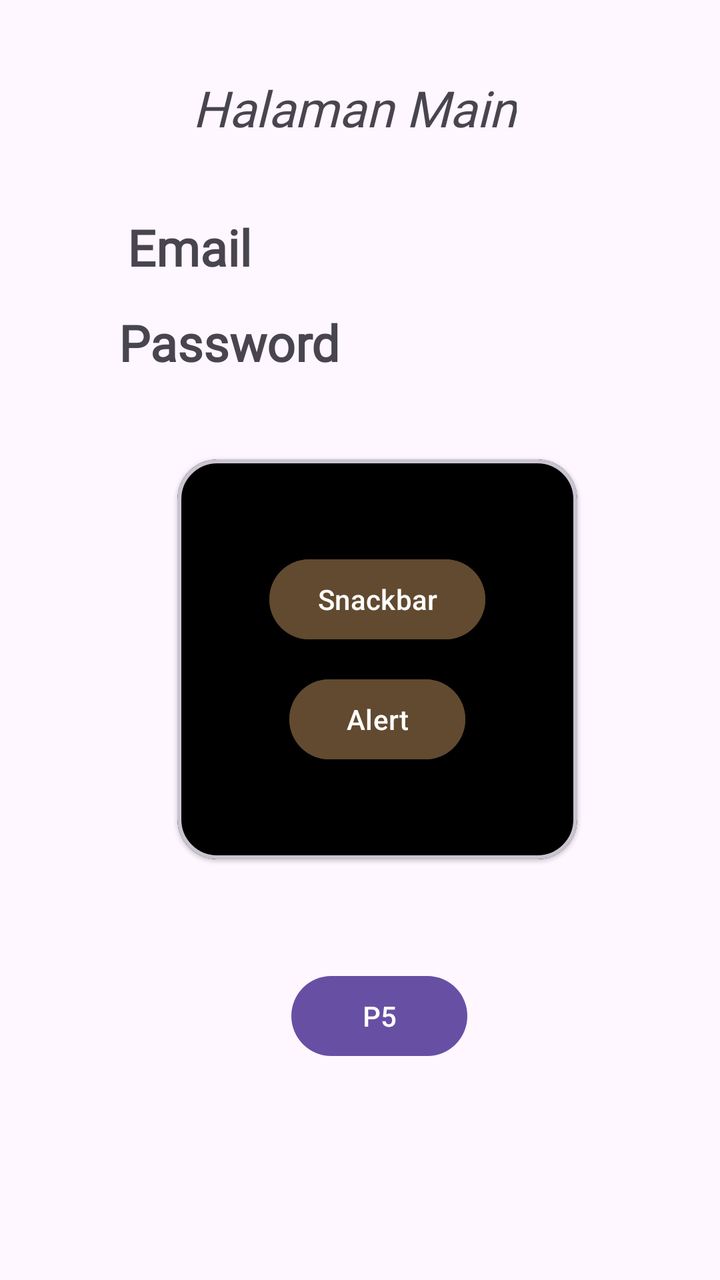
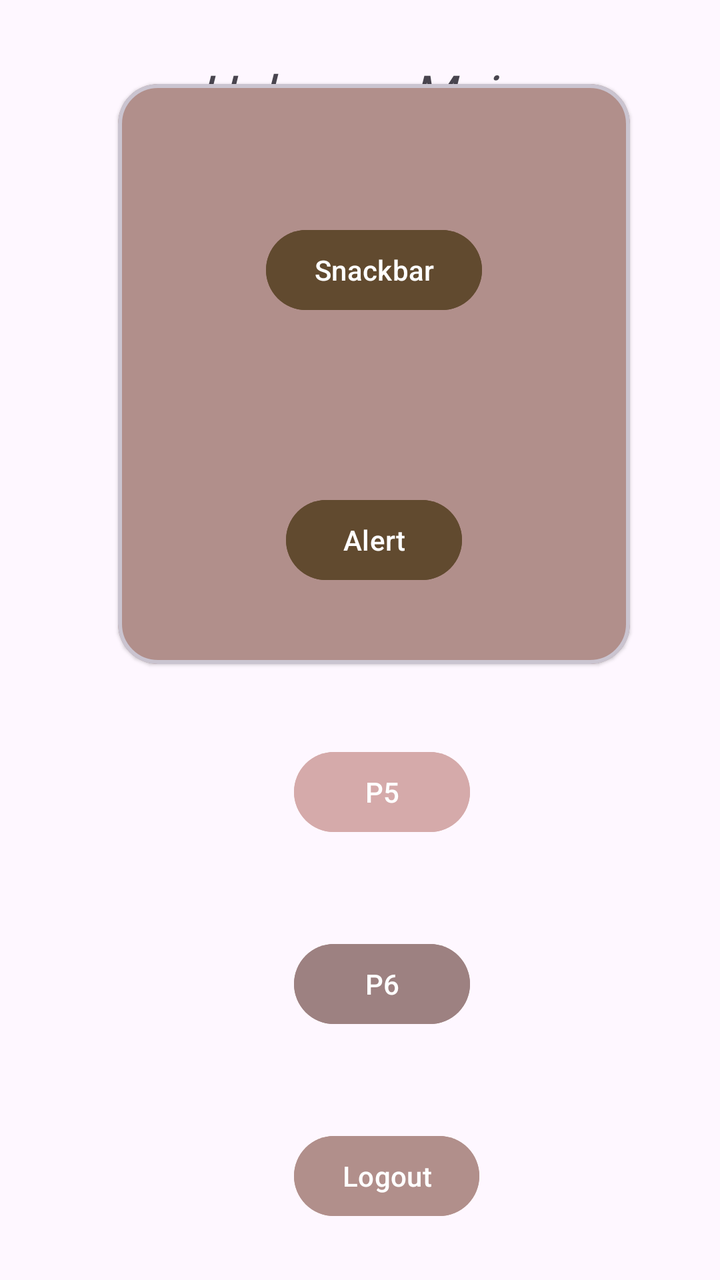

Two renders of the same Android screen: before a commit and after it. Below are the layout's source before the change and the commit's diff.
<!-- AndroidManifest.xml: application theme Theme.Armida_TIA -->
<!-- res/layout/activity_main.xml -->
<?xml version="1.0" encoding="utf-8"?>
<androidx.constraintlayout.widget.ConstraintLayout xmlns:android="http://schemas.android.com/apk/res/android"
    xmlns:app="http://schemas.android.com/apk/res-auto"
    xmlns:tools="http://schemas.android.com/tools"
    android:id="@+id/main"
    android:layout_width="match_parent"
    android:layout_height="match_parent"
    tools:context=".MainActivity">

    <TextView
        android:id="@+id/txtemail"
        android:layout_width="wrap_content"
        android:layout_height="wrap_content"
        android:text="Email"
        android:textSize="25sp"
        android:textStyle="bold"
        android:fontFamily="@font/henny_penny_regular"
        app:layout_constraintBottom_toTopOf="@+id/txtpass"
        app:layout_constraintEnd_toEndOf="parent"
        app:layout_constraintHorizontal_bias="0.214"
        app:layout_constraintStart_toStartOf="parent"
        app:layout_constraintTop_toTopOf="parent"
        app:layout_constraintVertical_bias="0.884" />

    <TextView
        android:id="@+id/txtpass"
        android:layout_width="wrap_content"
        android:layout_height="wrap_content"
        android:layout_marginBottom="452dp"
        android:fontFamily="@font/henny_penny_regular"
        android:text="Password"
        android:textSize="25sp"
        android:textStyle="bold"
        app:layout_constraintBottom_toBottomOf="parent"
        app:layout_constraintEnd_toEndOf="parent"
        app:layout_constraintHorizontal_bias="0.238"
        app:layout_constraintStart_toStartOf="parent" />

    <TextView
        android:id="@+id/textView4"
        android:layout_width="wrap_content"
        android:layout_height="wrap_content"
        android:text="Halaman Main"
        android:textSize="25sp"
        android:textStyle="italic"
        android:fontFamily="@font/henny_penny_regular"
        app:layout_constraintBottom_toBottomOf="parent"
        app:layout_constraintEnd_toEndOf="parent"
        app:layout_constraintHorizontal_bias="0.487"
        app:layout_constraintStart_toStartOf="parent"
        app:layout_constraintTop_toTopOf="parent"
        app:layout_constraintVertical_bias="0.061" />

    <com.google.android.material.card.MaterialCardView
        android:id="@+id/materialCardView"
        android:layout_width="200dp"
        android:layout_height="200dp"
        app:cardBackgroundColor="@color/black"
        app:cardCornerRadius="20sp"
        app:cardElevation="1dp"
        app:layout_constraintBottom_toBottomOf="parent"
        app:layout_constraintEnd_toEndOf="parent"
        app:layout_constraintHorizontal_bias="0.554"
        app:layout_constraintStart_toStartOf="parent"
        app:layout_constraintTop_toBottomOf="@+id/txtpass"
        app:layout_constraintVertical_bias="0.166"
        app:strokeWidth="2dp">

        <androidx.constraintlayout.widget.ConstraintLayout
            android:layout_width="match_parent"
            android:layout_height="match_parent"
            android:layout_margin="10dp">

            <Button
                android:id="@+id/btnsnackbar"
                android:layout_width="wrap_content"
                android:layout_height="wrap_content"
                android:backgroundTint="#614A2F"
                android:text="Snackbar"
                android:textColorLink="#6F4B1C"
                app:layout_constraintBottom_toTopOf="@+id/btnalert"
                app:layout_constraintEnd_toEndOf="parent"
                app:layout_constraintStart_toStartOf="parent"
                app:layout_constraintTop_toTopOf="parent"
                app:layout_constraintVertical_bias="0.75" />

            <Button
                android:id="@+id/btnalert"
                android:layout_width="wrap_content"
                android:layout_height="wrap_content"
                android:layout_marginBottom="36dp"
                android:backgroundTint="#614A2F"
                android:text="Alert"
                app:layout_constraintBottom_toBottomOf="parent"
                app:layout_constraintEnd_toEndOf="parent"
                app:layout_constraintStart_toStartOf="parent" />
        </androidx.constraintlayout.widget.ConstraintLayout>

    </com.google.android.material.card.MaterialCardView>

    <Button
        android:id="@+id/btnToLima"
        android:layout_width="wrap_content"
        android:layout_height="wrap_content"
        android:layout_marginBottom="108dp"
        android:text="P5"
        app:layout_constraintBottom_toBottomOf="parent"
        app:layout_constraintEnd_toEndOf="parent"
        app:layout_constraintHorizontal_bias="0.535"
        app:layout_constraintStart_toStartOf="parent" />


</androidx.constraintlayout.widget.ConstraintLayout>
<!-- resources referenced by this layout -->
<resources>
  <color name="black">#FF000000</color>
  <style name="Theme.Armida_TIA" parent="Base.Theme.Armida_TIA" />
  <style name="Base.Theme.Armida_TIA" parent="Theme.Material3.DayNight.NoActionBar">
          
          
      </style>
</resources>

<!-- the commit's change to res/layout/activity_main.xml (unified diff, before → after) -->
@@ -8,62 +8,31 @@
     tools:context=".MainActivity">
 
     <TextView
-        android:id="@+id/txtemail"
-        android:layout_width="wrap_content"
-        android:layout_height="wrap_content"
-        android:text="Email"
-        android:textSize="25sp"
-        android:textStyle="bold"
-        android:fontFamily="@font/henny_penny_regular"
-        app:layout_constraintBottom_toTopOf="@+id/txtpass"
-        app:layout_constraintEnd_toEndOf="parent"
-        app:layout_constraintHorizontal_bias="0.214"
-        app:layout_constraintStart_toStartOf="parent"
-        app:layout_constraintTop_toTopOf="parent"
-        app:layout_constraintVertical_bias="0.884" />
-
-    <TextView
-        android:id="@+id/txtpass"
-        android:layout_width="wrap_content"
-        android:layout_height="wrap_content"
-        android:layout_marginBottom="452dp"
-        android:fontFamily="@font/henny_penny_regular"
-        android:text="Password"
-        android:textSize="25sp"
-        android:textStyle="bold"
-        app:layout_constraintBottom_toBottomOf="parent"
-        app:layout_constraintEnd_toEndOf="parent"
-        app:layout_constraintHorizontal_bias="0.238"
-        app:layout_constraintStart_toStartOf="parent" />
-
-    <TextView
         android:id="@+id/textView4"
         android:layout_width="wrap_content"
         android:layout_height="wrap_content"
+        android:fontFamily="@font/henny_penny_regular"
         android:text="Halaman Main"
         android:textSize="25sp"
         android:textStyle="italic"
-        android:fontFamily="@font/henny_penny_regular"
         app:layout_constraintBottom_toBottomOf="parent"
         app:layout_constraintEnd_toEndOf="parent"
-        app:layout_constraintHorizontal_bias="0.487"
         app:layout_constraintStart_toStartOf="parent"
         app:layout_constraintTop_toTopOf="parent"
-        app:layout_constraintVertical_bias="0.061" />
+        app:layout_constraintVertical_bias="0.048" />
 
     <com.google.android.material.card.MaterialCardView
         android:id="@+id/materialCardView"
-        android:layout_width="200dp"
-        android:layout_height="200dp"
-        app:cardBackgroundColor="@color/black"
+        android:layout_width="256dp"
+        android:layout_height="290dp"
+        android:layout_marginBottom="308dp"
+        app:cardBackgroundColor="#B18F8B"
         app:cardCornerRadius="20sp"
         app:cardElevation="1dp"
         app:layout_constraintBottom_toBottomOf="parent"
         app:layout_constraintEnd_toEndOf="parent"
-        app:layout_constraintHorizontal_bias="0.554"
+        app:layout_constraintHorizontal_bias="0.567"
         app:layout_constraintStart_toStartOf="parent"
-        app:layout_constraintTop_toBottomOf="@+id/txtpass"
-        app:layout_constraintVertical_bias="0.166"
         app:strokeWidth="2dp">
 
         <androidx.constraintlayout.widget.ConstraintLayout
@@ -82,13 +51,13 @@
                 app:layout_constraintEnd_toEndOf="parent"
                 app:layout_constraintStart_toStartOf="parent"
                 app:layout_constraintTop_toTopOf="parent"
-                app:layout_constraintVertical_bias="0.75" />
+                app:layout_constraintVertical_bias="0.405" />
 
             <Button
                 android:id="@+id/btnalert"
                 android:layout_width="wrap_content"
                 android:layout_height="wrap_content"
-                android:layout_marginBottom="36dp"
+                android:layout_marginBottom="28dp"
                 android:backgroundTint="#614A2F"
                 android:text="Alert"
                 app:layout_constraintBottom_toBottomOf="parent"
@@ -102,12 +71,37 @@
         android:id="@+id/btnToLima"
         android:layout_width="wrap_content"
         android:layout_height="wrap_content"
-        android:layout_marginBottom="108dp"
+        android:layout_marginBottom="220dp"
+        android:backgroundTint="#D5AAAA"
         android:text="P5"
         app:layout_constraintBottom_toBottomOf="parent"
         app:layout_constraintEnd_toEndOf="parent"
-        app:layout_constraintHorizontal_bias="0.535"
+        app:layout_constraintHorizontal_bias="0.541"
         app:layout_constraintStart_toStartOf="parent" />
+
+    <Button
+        android:id="@+id/btnLogout"
+        android:layout_width="wrap_content"
+        android:layout_height="wrap_content"
+        android:layout_marginBottom="28dp"
+        android:backgroundTint="@color/btn_login"
+        android:text="Logout"
+        app:layout_constraintBottom_toBottomOf="parent"
+        app:layout_constraintEnd_toEndOf="parent"
+        app:layout_constraintHorizontal_bias="0.55"
+        app:layout_constraintStart_toStartOf="parent" />
+
+    <Button
+        android:id="@+id/btnToEnam"
+        android:layout_width="wrap_content"
+        android:layout_height="wrap_content"
+        android:backgroundTint="#9D8181"
+        android:text="P6"
+        app:layout_constraintBottom_toTopOf="@+id/btnLogout"
+        app:layout_constraintEnd_toEndOf="parent"
+        app:layout_constraintHorizontal_bias="0.541"
+        app:layout_constraintStart_toStartOf="parent"
+        app:layout_constraintTop_toBottomOf="@+id/btnToLima" />
 
 
 </androidx.constraintlayout.widget.ConstraintLayout>
<!-- resource entries referenced after the edit -->
@@ -1,6 +1,6 @@
 <!-- resources referenced by this layout -->
 <resources>
-  <color name="black">#FF000000</color>
+  <color name="btn_login">#B18F8B</color>
   <style name="Theme.Armida_TIA" parent="Base.Theme.Armida_TIA" />
   <style name="Base.Theme.Armida_TIA" parent="Theme.Material3.DayNight.NoActionBar">
           
